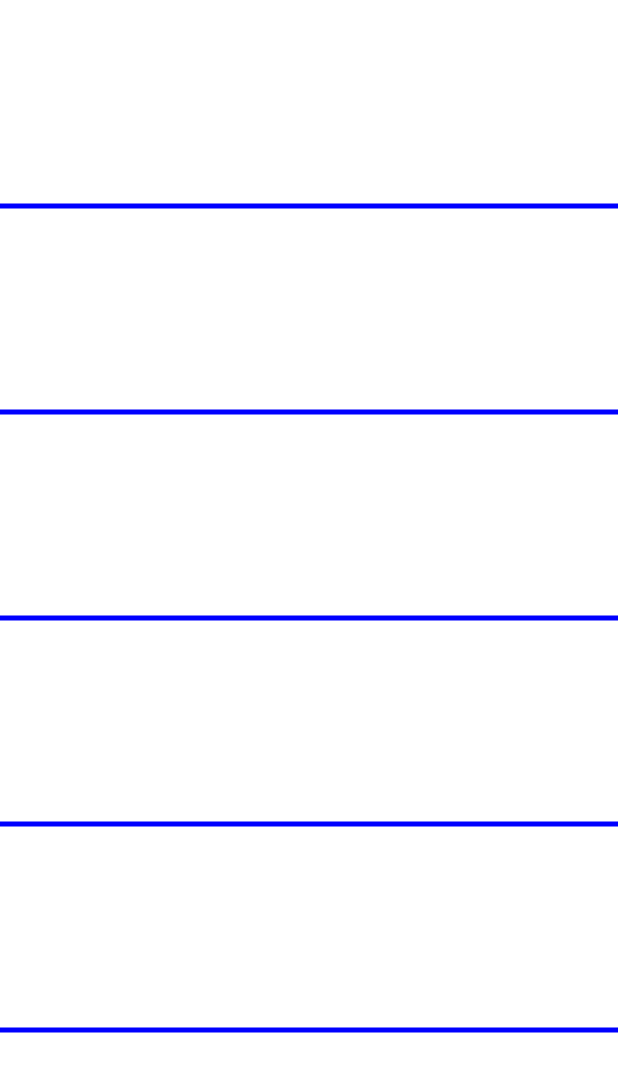
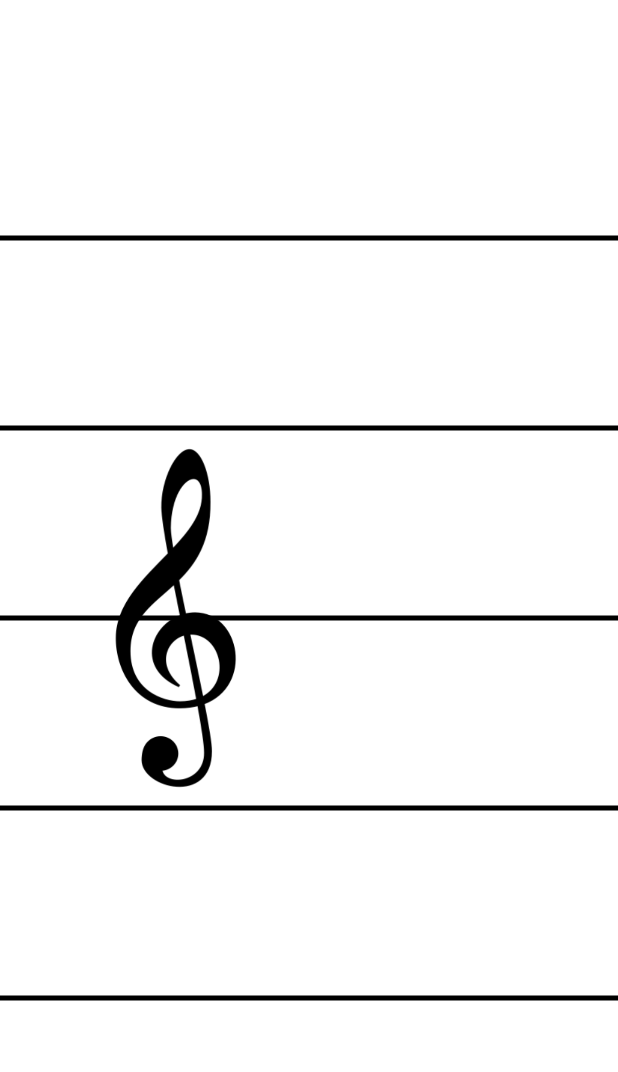
Before and after one commit to MoyashiProject/PianoGame, an Android app built with Jetpack Compose: the composable MusicSheetScreen shown on its own in the app's theme, on a phone screen of 412 x 824 dp. Shown: the top 1072 px of the screen. Run offline under Robolectric (Android 15) with nearby library versions, the phone set to English and light mode, and no system bars; libraries missing offline, so code that uses them is left out: org.jtransforms.fft; 2 statements that could not run were skipped.

Commit message:
楽譜がひょうじできるようになった

```diff
--- a/GeneratePiano/app/src/main/java/com/moyashi/generatepiano/MusicSheetScreen.kt
+++ b/GeneratePiano/app/src/main/java/com/moyashi/generatepiano/MusicSheetScreen.kt
@@ -5,30 +5,60 @@ import android.content.Context
 import android.content.ContextWrapper
 import android.content.pm.ActivityInfo
 import androidx.compose.foundation.Canvas
+import androidx.compose.foundation.Image
+import androidx.compose.foundation.background
 import androidx.compose.foundation.layout.Box
+import androidx.compose.foundation.layout.Column
+import androidx.compose.foundation.layout.fillMaxHeight
 import androidx.compose.foundation.layout.fillMaxSize
+import androidx.compose.foundation.layout.height
+import androidx.compose.foundation.layout.padding
+import androidx.compose.foundation.layout.size
+import androidx.compose.foundation.layout.width
+import androidx.compose.foundation.layout.wrapContentSize
 import androidx.compose.runtime.Composable
 import androidx.compose.runtime.DisposableEffect
+import androidx.compose.ui.Alignment
 import androidx.compose.ui.Modifier
 import androidx.compose.ui.geometry.Offset
+import androidx.compose.ui.geometry.Size
 import androidx.compose.ui.graphics.Color
+import androidx.compose.ui.graphics.drawscope.Fill
+import androidx.compose.ui.graphics.drawscope.scale
+import androidx.compose.ui.graphics.drawscope.translate
+import androidx.compose.ui.graphics.vector.ImageVector
+import androidx.compose.ui.graphics.vector.rememberVectorPainter
 import androidx.compose.ui.platform.LocalContext
+import androidx.compose.ui.res.painterResource
+import androidx.compose.ui.res.vectorResource
+import androidx.compose.ui.tooling.preview.Preview
+import androidx.compose.ui.unit.IntOffset
+import androidx.compose.ui.unit.IntSize
+import androidx.compose.ui.unit.dp
+import androidx.core.content.ContextCompat
 
 @Composable
 fun MusicSheetScreen() {
+//    val clefImage = ImageVector.vectorResource(id = R.drawable.img_clef)
+//    val painter = rememberVectorPainter(image = clefImage)
     LockScreenOrientation(orientation = ActivityInfo.SCREEN_ORIENTATION_LANDSCAPE)
     Box(
-        modifier = Modifier.fillMaxSize(),
+        modifier = Modifier.fillMaxSize()
     ) {
         // Draw the line on the Canvas
+        Box(
+            contentAlignment = Alignment.Center
+        ){
             Canvas(
-            modifier = Modifier.fillMaxSize()
-//吉田
+                modifier = Modifier
+                    .fillMaxSize()
+                    .padding(vertical = 32.dp)
+                    .background(Color.White)
             ) {
-            for (i in 0 until 5) {
-                val y = (i + 1) * size.height / 6 // 6等分した位置に線を描画する
+                for (i in 0 .. 4) {
+                    val y = ( i + 1 ) * size.height / 6 // 6等分した位置に線を描画する
                     drawLine(
-                    color = Color.Blue,
+                        color = Color.Black,
                         start = Offset(0f, y),
                         end = Offset(size.width, y),
                         strokeWidth = 5f
@@ -36,7 +66,25 @@ fun MusicSheetScreen() {
                 }
             }
         }
+        Box(
+            modifier = Modifier.fillMaxSize(),
+            contentAlignment = Alignment.CenterStart
+        ) {
+            Image(
+                painter = painterResource(id = R.drawable.clef),
+                contentDescription = null,
+                modifier = Modifier.size(240.dp)
+            )
         }
+    }
+
+}
+@Preview
+@Composable
+fun Preview(){
+    MusicSheetScreen()
+}
+
 @Composable
 fun LockScreenOrientation(orientation: Int) {
     val context = LocalContext.current
--- a/GeneratePiano/app/src/main/java/com/moyashi/generatepiano/Practice.kt
+++ b/GeneratePiano/app/src/main/java/com/moyashi/generatepiano/Practice.kt
@@ -1,7 +1,6 @@
 package com.moyashi.generatepiano
 
 import androidx.room.*
-import com.moyashi.generatepiano.modelData.ModelScoreSheet
 import java.util.*
 
 @Entity(tableName = "practices") //テーブルネームがpracticesというエンティティ
@@ -14,5 +13,4 @@ data class Practice(
     @TypeConverters(StringListTypeConverter::class) // Converterの指定
     val right_hand: List<String>,
     val left_hand: List<String>
-
 )
--- /dev/null
+++ b/GeneratePiano/app/src/main/res/drawable/img_clef.xml
@@ -0,0 +1,11 @@
+<vector xmlns:android="http://schemas.android.com/apk/res/android"
+    android:width="95.12dp"
+    android:height="153.12dp"
+    android:viewportWidth="130.12"
+    android:viewportHeight="153.12">
+  <path
+      android:fillColor="#FF000000"
+      android:strokeWidth="1"
+      android:pathData="m51.69,5.25c-5.43,-0.14 -11.77,12.82 -11.56,24.38 0.05,3.52 1.16,10.66 2.78,19.63 -10.22,10.58 -22.09,21.44 -22.09,35.69 -0.16,13.06 7.82,29.69 26.75,29.53 2.91,-0.02 5.52,-0.38 7.84,-1 1.73,9.49 2.88,16.98 2.88,20.44 0.06,13.64 -17.86,14.99 -18.72,7.15 3.78,-0.13 6.78,-3.13 6.78,-6.84 0,-3.79 -3.14,-6.88 -7.03,-6.88 -2.14,0 -4.05,0.94 -5.34,2.41 -0.03,0.03 -0.06,0.06 -0.09,0.09 -0.29,0.31 -0.54,0.68 -0.78,1.1 -0.8,1.35 -1.32,3.29 -1.34,6.06 0,11.42 28.88,18.77 28.88,-3.75 0.05,-3.03 -1.26,-10.72 -3.16,-20.41 20.6,-7.45 15.43,-38.04 -3.53,-38.18 -1.47,0.01 -2.89,0.19 -4.25,0.53 -1.08,-5.2 -2.12,-10.24 -3.03,-14.88 7.2,-7.07 13.48,-16.22 13.34,-33.09 0.02,-12.11 -4.01,-21.83 -8.31,-21.97zM52.97,16.97c2.46,-0.24 4.41,2.04 4.41,7.06 0.2,8.62 -5.84,16.15 -13.03,23.72 -0.69,-4.15 -1.14,-7.51 -1.19,-9.5 0.2,-13.47 5.72,-20.89 9.81,-21.28zM45.25,61.66c0.88,4.51 1.82,9.27 2.78,14.06 -12.55,4.46 -18.57,21.95 -0.78,29.78 -10.84,-9.23 -5.51,-20.16 2.31,-22.06 1.97,9.82 3.89,19.5 5.44,27.87 -2.11,0.74 -4.57,1.17 -7.44,1.19 -7.18,0 -21.53,-4.57 -21.53,-21.88 0,-14.49 10.05,-20.38 19.22,-28.97zM51.34,83.13c0.31,-0.02 0.65,-0.01 0.97,0 13.06,0 17.99,20.75 4.69,27.38 -1.65,-8.32 -3.66,-17.86 -5.66,-27.38z"
+      android:strokeColor="#000"/>
+</vector>
--- /dev/null
+++ b/GeneratePiano/app/src/main/res/drawable/rickvanderzwet_treble_clef_1.xml
@@ -0,0 +1,7 @@
+<vector android:autoMirrored="true" android:height="112.68293dp"
+    android:viewportHeight="153.12" android:viewportWidth="130.12"
+    android:width="50dp" xmlns:android="http://schemas.android.com/apk/res/android">
+    <path android:fillColor="#FF000000"
+        android:pathData="m51.69,5.25c-5.43,-0.14 -11.77,12.82 -11.56,24.38 0.05,3.52 1.16,10.66 2.78,19.63 -10.22,10.58 -22.09,21.44 -22.09,35.69 -0.16,13.06 7.82,29.69 26.75,29.53 2.91,-0.02 5.52,-0.38 7.84,-1 1.73,9.49 2.88,16.98 2.88,20.44 0.06,13.64 -17.86,14.99 -18.72,7.15 3.78,-0.13 6.78,-3.13 6.78,-6.84 0,-3.79 -3.14,-6.88 -7.03,-6.88 -2.14,0 -4.05,0.94 -5.34,2.41 -0.03,0.03 -0.06,0.06 -0.09,0.09 -0.29,0.31 -0.54,0.68 -0.78,1.1 -0.8,1.35 -1.32,3.29 -1.34,6.06 0,11.42 28.88,18.77 28.88,-3.75 0.05,-3.03 -1.26,-10.72 -3.16,-20.41 20.6,-7.45 15.43,-38.04 -3.53,-38.18 -1.47,0.01 -2.89,0.19 -4.25,0.53 -1.08,-5.2 -2.12,-10.24 -3.03,-14.88 7.2,-7.07 13.48,-16.22 13.34,-33.09 0.02,-12.11 -4.01,-21.83 -8.31,-21.97zM52.97,16.97c2.46,-0.24 4.41,2.04 4.41,7.06 0.2,8.62 -5.84,16.15 -13.03,23.72 -0.69,-4.15 -1.14,-7.51 -1.19,-9.5 0.2,-13.47 5.72,-20.89 9.81,-21.28zM45.25,61.66c0.88,4.51 1.82,9.27 2.78,14.06 -12.55,4.46 -18.57,21.95 -0.78,29.78 -10.84,-9.23 -5.51,-20.16 2.31,-22.06 1.97,9.82 3.89,19.5 5.44,27.87 -2.11,0.74 -4.57,1.17 -7.44,1.19 -7.18,0 -21.53,-4.57 -21.53,-21.88 0,-14.49 10.05,-20.38 19.22,-28.97zM51.34,83.13c0.31,-0.02 0.65,-0.01 0.97,0 13.06,0 17.99,20.75 4.69,27.38 -1.65,-8.32 -3.66,-17.86 -5.66,-27.38z"
+        android:strokeColor="#000" android:strokeWidth="1"/>
+</vector>
```
Also changed, not shown: GeneratePiano/app/src/main/res/drawable/clef.png (added). Lines whose indentation alone changed are shown as unchanged.
